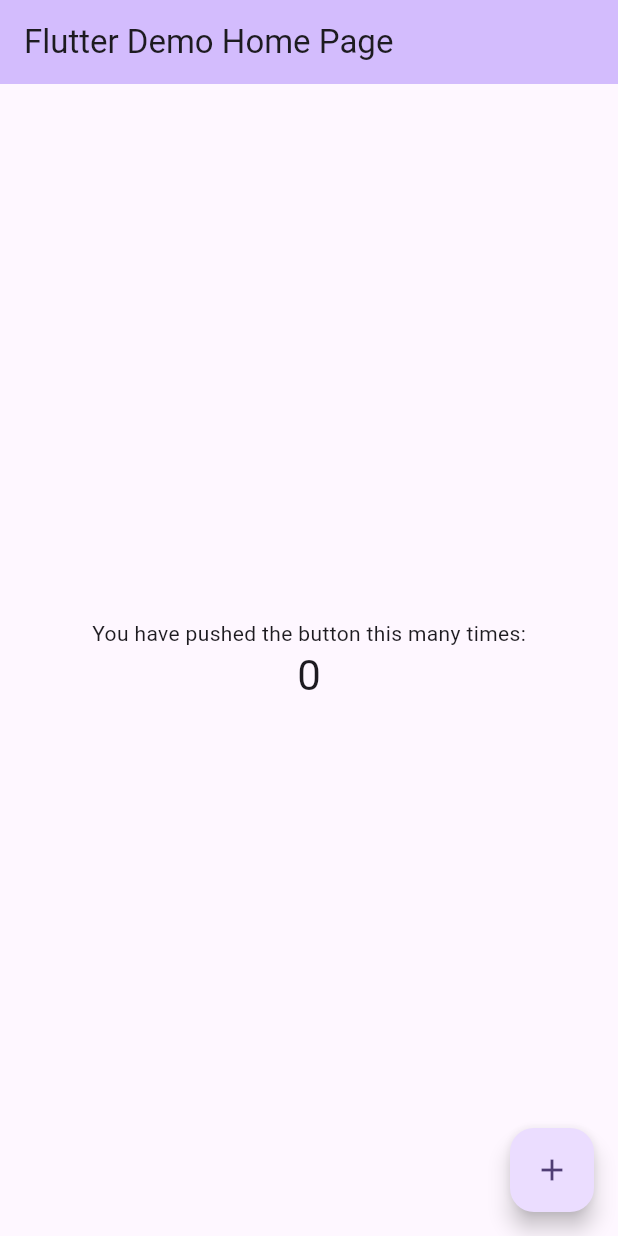
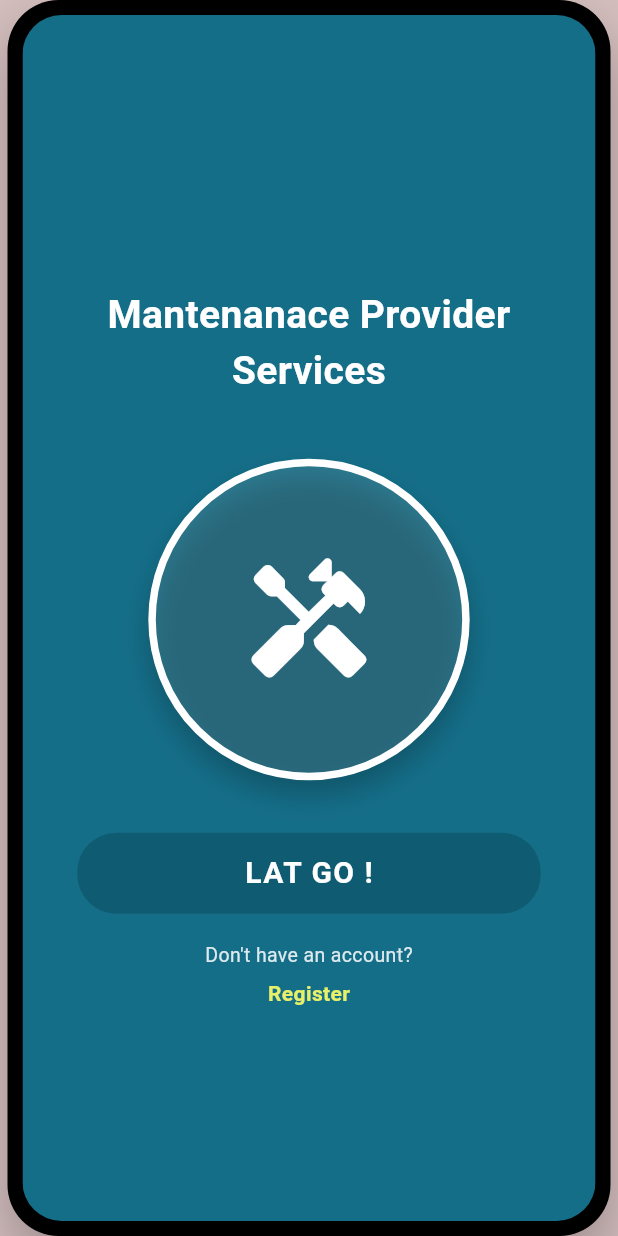
Before and after one commit to naydany/Group1_Flutter_Project, a Flutter app: the screen it shows after launch, on a phone screen of 412 x 824 dp. Run offline on Flutter 3.47's test engine with Material 3 defaults, Android fonts, the phone set to English and light mode, and no system bars.

Commit message:
feat(welcome-and-register-page): Create new page welcome and register

```diff
--- a/lib/main.dart
+++ b/lib/main.dart
@@ -1,4 +1,7 @@
 import 'package:flutter/material.dart';
+import 'package:maintenance_provider_service/pages/register_page.dart';
+import 'package:maintenance_provider_service/widgets/phone_frame.dart';
+
 
 void main() {
   runApp(const MyApp());
@@ -7,115 +10,16 @@ void main() {
 class MyApp extends StatelessWidget {
   const MyApp({super.key});
 
-  // This widget is the root of your application.
   @override
   Widget build(BuildContext context) {
     return MaterialApp(
-      title: 'Flutter Demo',
+      debugShowCheckedModeBanner: false,
       theme: ThemeData(
-        // This is the theme of your application.
-        //
-        // TRY THIS: Try running your application with "flutter run". You'll see
-        // the application has a purple toolbar. Then, without quitting the app,
-        // try changing the seedColor in the colorScheme below to Colors.green
-        // and then invoke "hot reload" (save your changes or press the "hot
-        // reload" button in a Flutter-supported IDE, or press "r" if you used
-        // the command line to start the app).
-        //
-        // Notice that the counter didn't reset back to zero; the application
-        // state is not lost during the reload. To reset the state, use hot
-        // restart instead.
-        //
-        // This works for code too, not just values: Most code changes can be
-        // tested with just a hot reload.
-        colorScheme: .fromSeed(seedColor: Colors.deepPurple),
+        colorScheme: ColorScheme.fromSeed(seedColor: Colors.deepPurple),
+        useMaterial3: true,
       ),
-      home: const MyHomePage(title: 'Flutter Demo Home Page'),
-    );
-  }
-}
-
-class MyHomePage extends StatefulWidget {
-  const MyHomePage({super.key, required this.title});
-
-  // This widget is the home page of your application. It is stateful, meaning
-  // that it has a State object (defined below) that contains fields that affect
-  // how it looks.
-
-  // This class is the configuration for the state. It holds the values (in this
-  // case the title) provided by the parent (in this case the App widget) and
-  // used by the build method of the State. Fields in a Widget subclass are
-  // always marked "final".
-
-  final String title;
-
-  @override
-  State<MyHomePage> createState() => _MyHomePageState();
-}
-
-class _MyHomePageState extends State<MyHomePage> {
-  int _counter = 0;
-
-  void _incrementCounter() {
-    setState(() {
-      // This call to setState tells the Flutter framework that something has
-      // changed in this State, which causes it to rerun the build method below
-      // so that the display can reflect the updated values. If we changed
-      // _counter without calling setState(), then the build method would not be
-      // called again, and so nothing would appear to happen.
-      _counter++;
-    });
-  }
-
-  @override
-  Widget build(BuildContext context) {
-    // This method is rerun every time setState is called, for instance as done
-    // by the _incrementCounter method above.
-    //
-    // The Flutter framework has been optimized to make rerunning build methods
-    // fast, so that you can just rebuild anything that needs updating rather
-    // than having to individually change instances of widgets.
-    return Scaffold(
-      appBar: AppBar(
-        // TRY THIS: Try changing the color here to a specific color (to
-        // Colors.amber, perhaps?) and trigger a hot reload to see the AppBar
-        // change color while the other colors stay the same.
-        backgroundColor: Theme.of(context).colorScheme.inversePrimary,
-        // Here we take the value from the MyHomePage object that was created by
-        // the App.build method, and use it to set our appbar title.
-        title: Text(widget.title),
-      ),
-      body: Center(
-        // Center is a layout widget. It takes a single child and positions it
-        // in the middle of the parent.
-        child: Column(
-          // Column is also a layout widget. It takes a list of children and
-          // arranges them vertically. By default, it sizes itself to fit its
-          // children horizontally, and tries to be as tall as its parent.
-          //
-          // Column has various properties to control how it sizes itself and
-          // how it positions its children. Here we use mainAxisAlignment to
-          // center the children vertically; the main axis here is the vertical
-          // axis because Columns are vertical (the cross axis would be
-          // horizontal).
-          //
-          // TRY THIS: Invoke "debug painting" (choose the "Toggle Debug Paint"
-          // action in the IDE, or press "p" in the console), to see the
-          // wireframe for each widget.
-          mainAxisAlignment: .center,
-          children: [
-            const Text('You have pushed the button this many times:'),
-            Text(
-              '$_counter',
-              style: Theme.of(context).textTheme.headlineMedium,
-            ),
-          ],
-        ),
-      ),
-      floatingActionButton: FloatingActionButton(
-        onPressed: _incrementCounter,
-        tooltip: 'Increment',
-        child: const Icon(Icons.add),
+      home: PhoneFrame(
+        child: WelcomePage(),
       ),
     );
   }
--- /dev/null
+++ b/lib/pages/register_page.dart
@@ -0,0 +1,123 @@
+import 'package:flutter/material.dart';
+import 'package:maintenance_provider_service/pages/welcome_page.dart';
+import 'package:maintenance_provider_service/widgets/phone_frame.dart';
+
+class WelcomePage extends StatelessWidget {
+  const WelcomePage({super.key});
+
+  static const Color kTeal = Color(0xFF156E88);
+  static const Color kTealDark = Color(0xFF0F5C72);
+
+  @override
+  Widget build(BuildContext context) {
+    final s = MediaQuery.of(context).size;
+    final iconSize = (s.width * 0.52).clamp(150.0, 220.0);
+
+    return Container(
+      color: kTeal,
+      child: SafeArea(
+        child: Center(
+          child: SingleChildScrollView(
+            padding: const EdgeInsets.symmetric(horizontal: 24, vertical: 18),
+            child: Column(
+              mainAxisAlignment: MainAxisAlignment.center,
+              children: [
+                const SizedBox(height: 40),
+                const Text(
+                  "Mantenanace Provider Services",
+                  textAlign: TextAlign.center,
+                  style: TextStyle(
+                    fontSize: 26,
+                    fontWeight: FontWeight.w700,
+                    color: Colors.white,
+                  ),
+                ),
+                const SizedBox(height: 40),
+
+                Container(
+                  width: iconSize,
+                  height: iconSize,
+                  decoration: BoxDecoration(
+                    shape: BoxShape.circle,
+                    color: Colors.white.withOpacity(0.10),
+                    border: Border.all(color: Colors.white, width: 5),
+                    boxShadow: [
+                      BoxShadow(
+                        blurRadius: 16,
+                        offset: const Offset(0, 10),
+                        color: Colors.black.withOpacity(0.22),
+                      ),
+                    ],
+                  ),
+                  child: const Center(
+                    child: Icon(Icons.handyman_rounded,
+                        size: 92, color: Colors.white),
+                  ),
+                ),
+
+                const SizedBox(height: 35),
+
+                SizedBox(
+                  width: (s.width * 0.75).clamp(240.0, 330.0),
+                  height: 54,
+                  child: ElevatedButton(
+                    onPressed: () {},
+                    style: ElevatedButton.styleFrom(
+                      backgroundColor: kTealDark,
+                      elevation: 0,
+                      shape: RoundedRectangleBorder(
+                        borderRadius: BorderRadius.circular(26),
+                      ),
+                    ),
+                    child: const Text(
+                      "LAT GO !",
+                      style: TextStyle(
+                        fontSize: 20,
+                        fontWeight: FontWeight.w700,
+                        color: Colors.white,
+                        letterSpacing: 1,
+                      ),
+                    ),
+                  ),
+                ),
+
+                const SizedBox(height: 18),
+
+                Text(
+                  "Don't have an account?",
+                  style: TextStyle(
+                    color: Colors.white.withOpacity(0.85),
+                    fontSize: 13,
+                  ),
+                ),
+
+                const SizedBox(height: 6),
+
+                GestureDetector(
+                  onTap: () {
+                    // Navigate to register page
+                    Navigator.push(
+                      context,
+                        MaterialPageRoute(builder: (_) => const PhoneFrame(
+                            child:RegisterPage(),
+                        ),
+                      ),
+                    );
+                  },
+                  child: const Text(
+                    "Register",
+                    style: TextStyle(
+                      color: Color(0xFFE8F06A),
+                      fontSize: 14,
+                      fontWeight: FontWeight.w700,
+                    ),
+                  ),
+                ),
+              ],
+            ),
+          ),
+        ),
+      ),
+    );
+  }
+}
--- /dev/null
+++ b/lib/widgets/phone_frame.dart
@@ -0,0 +1,47 @@
+import 'package:flutter/material.dart';
+
+class PhoneFrame extends StatelessWidget {
+  final Widget child;
+
+  // iPhone logical size (points)
+  final double width;
+  final double height;
+
+  const PhoneFrame({
+    super.key,
+    required this.child,
+    this.width = 402,  // iPhone 17 / 17 Pro
+    this.height = 874, // iPhone 17 / 17 Pro
+  });
+
+  @override
+  Widget build(BuildContext context) {
+    return Scaffold(
+      backgroundColor: const Color(0xFFD3BDBD),
+      body: SafeArea(
+        child: Center(
+          child: Container(
+            width: width,
+            height: height,
+            decoration: BoxDecoration(
+              color: Colors.black,
+              borderRadius: BorderRadius.circular(34),
+              boxShadow: [
+                BoxShadow(
+                  blurRadius: 30,
+                  offset: const Offset(0, 18),
+                  color: Colors.black.withOpacity(0.25),
+                ),
+              ],
+            ),
+            padding: const EdgeInsets.all(10),
+            child: ClipRRect(
+              borderRadius: BorderRadius.circular(26),
+              child: child,
+            ),
+          ),
+        ),
+      ),
+    );
+  }
+}
```
Also changed, not shown: lib/pages/welcome_page.dart (added, +154 -0 lines).
